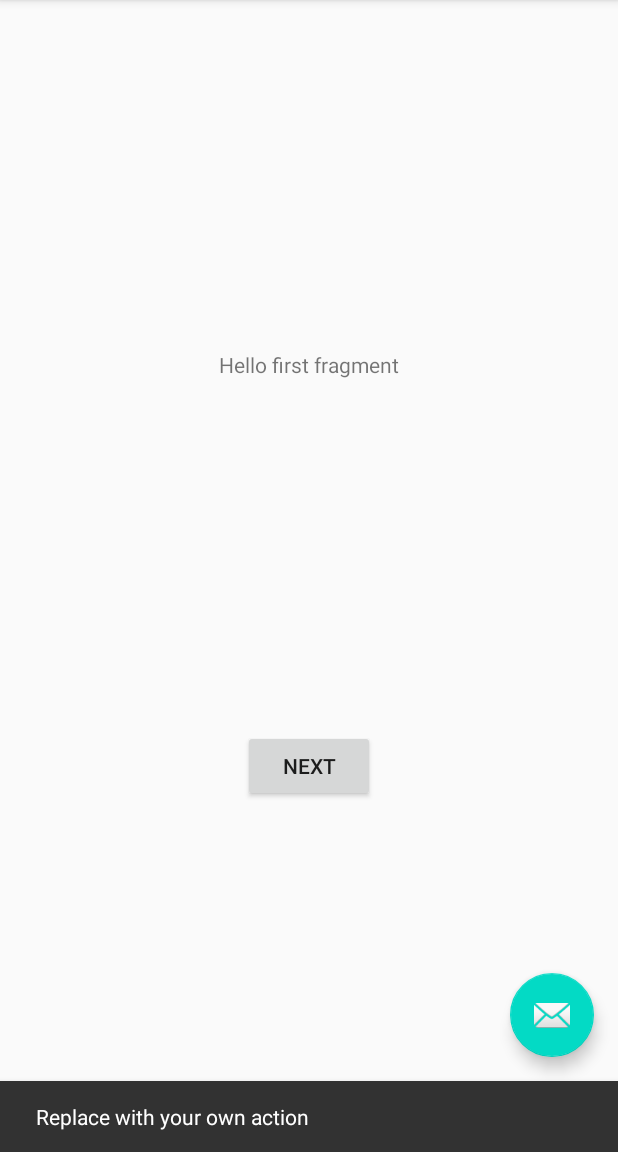
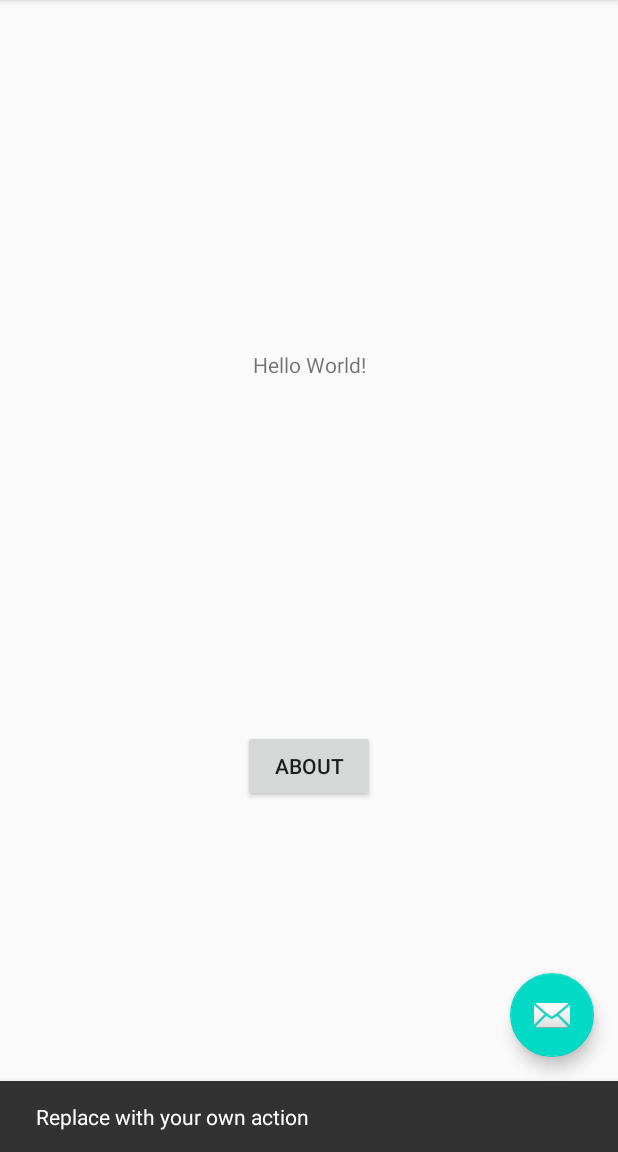
Before and after one commit to ngalinski/mobileapps, an Android app: the screen it shows after launch (MainActivity), after a tap on an icon or button, on a phone screen of 412 x 824 dp, the part 84-1236 px from its top. Run offline under Robolectric (Android 15) with nearby library versions, the phone set to English and light mode, and no system bars.

Commit message:
about button

```diff
--- a/A1/app/src/main/res/layout/fragment_second.xml
+++ b/A1/app/src/main/res/layout/fragment_second.xml
@@ -10,6 +10,7 @@
         android:id="@+id/textview_second"
         android:layout_width="wrap_content"
         android:layout_height="wrap_content"
+        android:text="@string/hello_second_fragment"
         app:layout_constraintBottom_toTopOf="@id/button_second"
         app:layout_constraintEnd_toEndOf="parent"
         app:layout_constraintStart_toStartOf="parent"
--- a/A1/app/src/main/res/values/strings.xml
+++ b/A1/app/src/main/res/values/strings.xml
@@ -4,9 +4,9 @@
     <!-- Strings used for fragments for navigation -->
     <string name="first_fragment_label">First Fragment</string>
     <string name="second_fragment_label">Second Fragment</string>
-    <string name="next">Next</string>
+    <string name="next">About</string>
     <string name="previous">Previous</string>
 
-    <string name="hello_first_fragment">Hello first fragment</string>
-    <string name="hello_second_fragment">Hello second fragment. Arg: %1$s</string>
+    <string name="hello_first_fragment">Hello World!</string>
+    <string name="hello_second_fragment">Nicholas Galinski - galinski.n@northeastern.edu</string>
 </resources>
```
